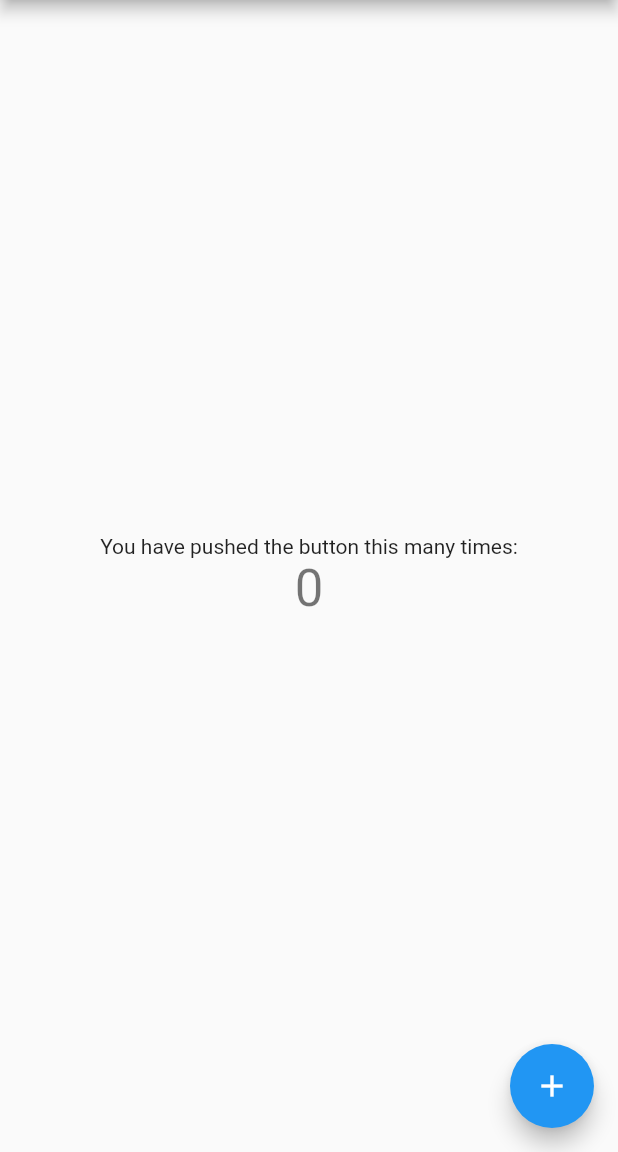
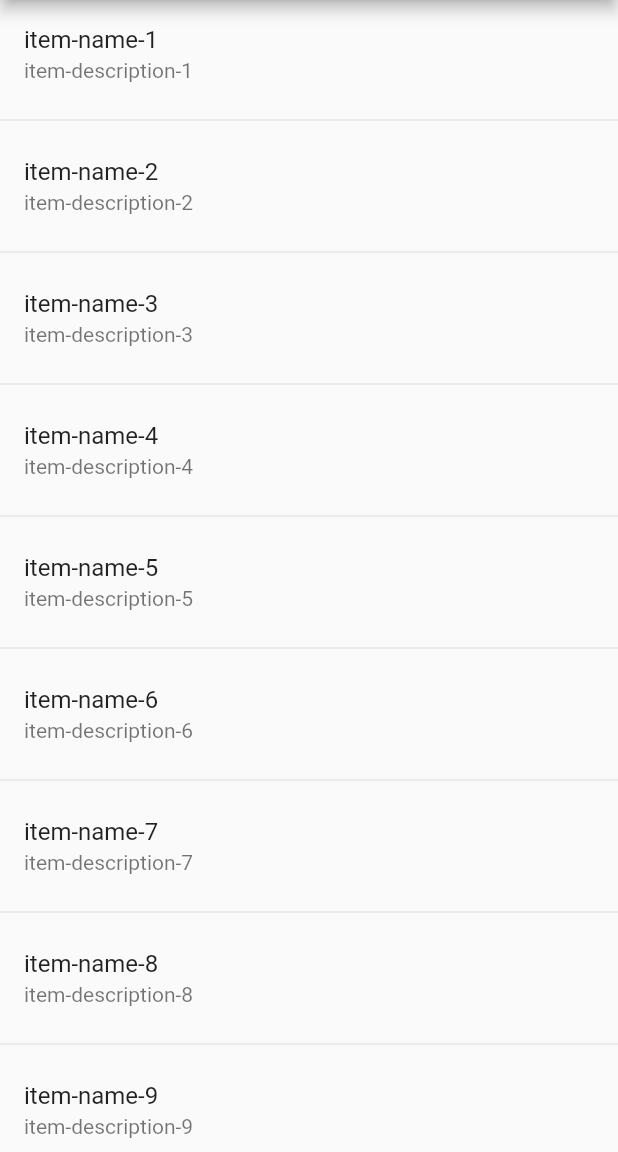
Before and after one commit to ham-burger/like_state_sync, a Flutter app: the screen it shows after launch, on a phone screen of 412 x 824 dp, the part 84-1236 px from its top. Run offline on Flutter 3.47's test engine with Material 2 defaults, Android fonts, the phone set to English and light mode, and no system bars.

Commit message:
create items screen
- add screen
- add item entity
- add item repository
- show item list view in screen

```diff
--- /dev/null
+++ b/lib/domain/item/Item_repository.dart
@@ -0,0 +1,10 @@
+import 'package:like_state_sync/domain/item/item.dart';
+import 'package:like_state_sync/inflastructure/storage.dart';
+
+class ItemRepository {
+  final Storage _storage = Storage();
+
+  List<Item> items() {
+    return _storage.items;
+  }
+}
--- /dev/null
+++ b/lib/domain/item/item.dart
@@ -0,0 +1,13 @@
+class Item {
+  Item(
+    this.id,
+    this.name,
+    this.description,
+    this.like,
+  );
+
+  final int id;
+  final String name;
+  final String description;
+  final bool like;
+}
--- /dev/null
+++ b/lib/inflastructure/storage.dart
@@ -0,0 +1,7 @@
+import 'package:like_state_sync/domain/item/item.dart';
+
+class Storage {
+  List<Item> get items => List<int>.generate(10, (i) => i + 1)
+      .map((e) => Item(e, 'item-name-$e', "item-description-$e", false))
+      .toList();
+}
--- a/lib/main.dart
+++ b/lib/main.dart
@@ -1,29 +1,16 @@
 import 'package:flutter/material.dart';
+import 'package:like_state_sync/domain/item/Item_repository.dart';
 
 void main() {
   runApp(MyApp());
 }
 
 class MyApp extends StatelessWidget {
-  // This widget is the root of your application.
   @override
   Widget build(BuildContext context) {
     return MaterialApp(
-      title: 'Flutter Demo',
       theme: ThemeData(
-        // This is the theme of your application.
-        //
-        // Try running your application with "flutter run". You'll see the
-        // application has a blue toolbar. Then, without quitting the app, try
-        // changing the primarySwatch below to Colors.green and then invoke
-        // "hot reload" (press "r" in the console where you ran "flutter run",
-        // or simply save your changes to "hot reload" in a Flutter IDE).
-        // Notice that the counter didn't reset back to zero; the application
-        // is not restarted.
         primarySwatch: Colors.blue,
-        // This makes the visual density adapt to the platform that you run
-        // the app on. For desktop platforms, the controls will be smaller and
-        // closer together (more dense) than on mobile platforms.
         visualDensity: VisualDensity.adaptivePlatformDensity,
       ),
       home: MyHomePage(title: 'Flutter Demo Home Page'),
@@ -34,15 +21,6 @@ class MyApp extends StatelessWidget {
 class MyHomePage extends StatefulWidget {
   MyHomePage({Key key, this.title}) : super(key: key);
 
-  // This widget is the home page of your application. It is stateful, meaning
-  // that it has a State object (defined below) that contains fields that affect
-  // how it looks.
-
-  // This class is the configuration for the state. It holds the values (in this
-  // case the title) provided by the parent (in this case the App widget) and
-  // used by the build method of the State. Fields in a Widget subclass are
-  // always marked "final".
-
   final String title;
 
   @override
@@ -51,67 +29,32 @@ class MyHomePage extends StatefulWidget {
 
 class _MyHomePageState extends State<MyHomePage> {
   int _counter = 0;
+  final ItemRepository _itemRepository = ItemRepository();
 
   void _incrementCounter() {
     setState(() {
-      // This call to setState tells the Flutter framework that something has
-      // changed in this State, which causes it to rerun the build method below
-      // so that the display can reflect the updated values. If we changed
-      // _counter without calling setState(), then the build method would not be
-      // called again, and so nothing would appear to happen.
       _counter++;
     });
   }
 
   @override
   Widget build(BuildContext context) {
-    // This method is rerun every time setState is called, for instance as done
-    // by the _incrementCounter method above.
-    //
-    // The Flutter framework has been optimized to make rerunning build methods
-    // fast, so that you can just rebuild anything that needs updating rather
-    // than having to individually change instances of widgets.
     return Scaffold(
       appBar: AppBar(
-        // Here we take the value from the MyHomePage object that was created by
-        // the App.build method, and use it to set our appbar title.
         title: Text(widget.title),
       ),
-      body: Center(
-        // Center is a layout widget. It takes a single child and positions it
-        // in the middle of the parent.
-        child: Column(
-          // Column is also a layout widget. It takes a list of children and
-          // arranges them vertically. By default, it sizes itself to fit its
-          // children horizontally, and tries to be as tall as its parent.
-          //
-          // Invoke "debug painting" (press "p" in the console, choose the
-          // "Toggle Debug Paint" action from the Flutter Inspector in Android
-          // Studio, or the "Toggle Debug Paint" command in Visual Studio Code)
-          // to see the wireframe for each widget.
-          //
-          // Column has various properties to control how it sizes itself and
-          // how it positions its children. Here we use mainAxisAlignment to
-          // center the children vertically; the main axis here is the vertical
-          // axis because Columns are vertical (the cross axis would be
-          // horizontal).
-          mainAxisAlignment: MainAxisAlignment.center,
-          children: <Widget>[
-            Text(
-              'You have pushed the button this many times:',
-            ),
-            Text(
-              '$_counter',
-              style: Theme.of(context).textTheme.headline4,
-            ),
-          ],
-        ),
-      ),
-      floatingActionButton: FloatingActionButton(
-        onPressed: _incrementCounter,
-        tooltip: 'Increment',
-        child: Icon(Icons.add),
-      ), // This trailing comma makes auto-formatting nicer for build methods.
+      body: ListView.separated(
+          itemBuilder: (context, index) {
+            var item = _itemRepository.items()[index];
+            return ListTile(
+              title: Text(item.name),
+              subtitle: Text(item.description),
+            );
+          },
+          separatorBuilder: (context, index) {
+            return const Divider();
+          },
+          itemCount: _itemRepository.items().length),
     );
   }
 }
```
Also changed, not shown: 1 other file.
